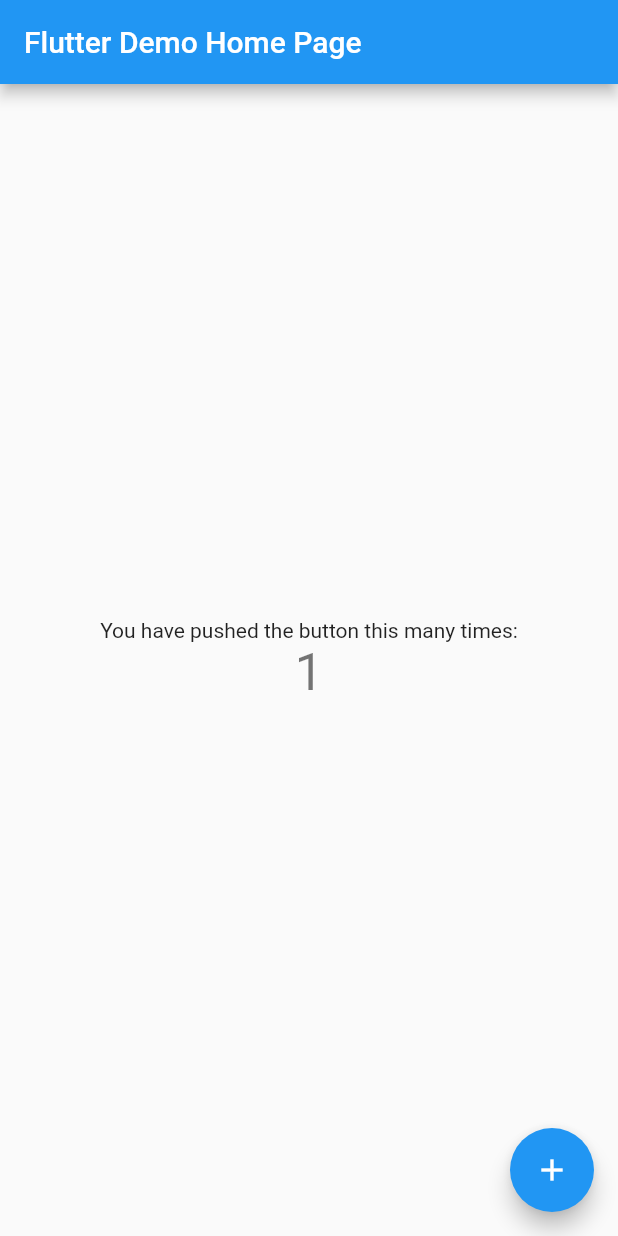
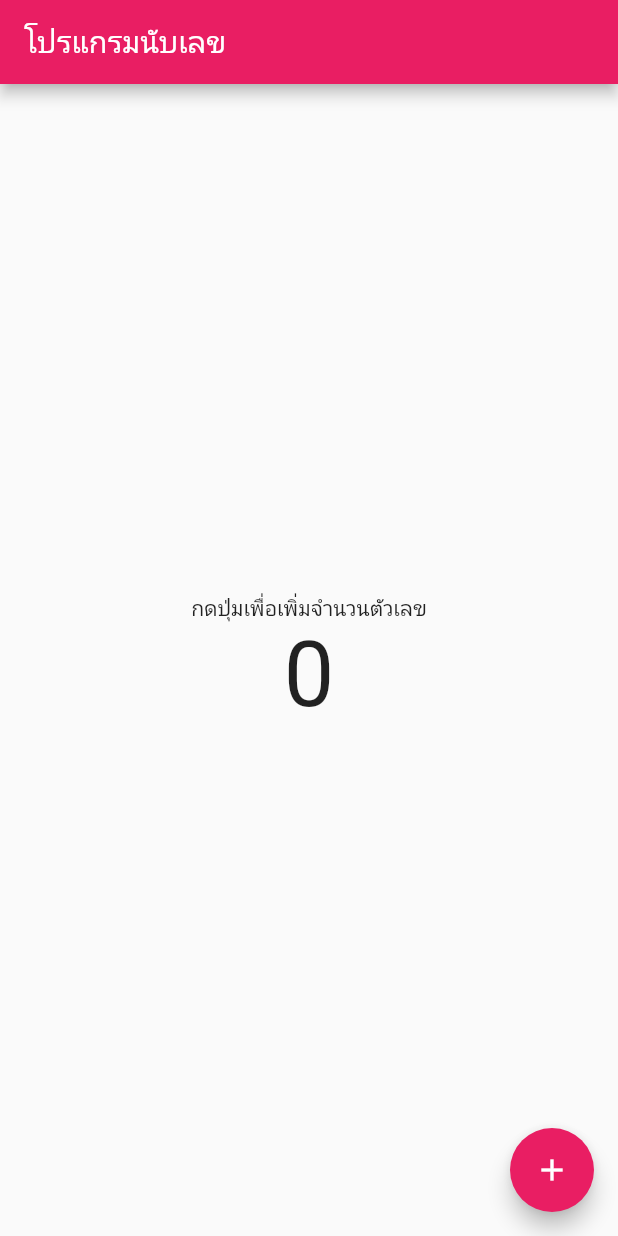
Before and after one commit to siraphak/basic_flutter, a Flutter app: the screen it shows after launch, after a tap on the "add" icon, on a phone screen of 412 x 824 dp. Run offline on Flutter 3.47's test engine with Material 2 defaults, Android fonts, the phone set to English and light mode, and no system bars.

Commit message:
update picture

```diff
--- a/lib/main.dart
+++ b/lib/main.dart
@@ -4,114 +4,44 @@ void main() {
   runApp(MyApp());
 }
 
+//สร้าง Widget
 class MyApp extends StatelessWidget {
-  // This widget is the root of your application.
   @override
   Widget build(BuildContext context) {
     return MaterialApp(
-      title: 'Flutter Demo',
-      theme: ThemeData(
-        // This is the theme of your application.
-        //
-        // Try running your application with "flutter run". You'll see the
-        // application has a blue toolbar. Then, without quitting the app, try
-        // changing the primarySwatch below to Colors.green and then invoke
-        // "hot reload" (press "r" in the console where you ran "flutter run",
-        // or simply save your changes to "hot reload" in a Flutter IDE).
-        // Notice that the counter didn't reset back to zero; the application
-        // is not restarted.
-        primarySwatch: Colors.blue,
-        // This makes the visual density adapt to the platform that you run
-        // the app on. For desktop platforms, the controls will be smaller and
-        // closer together (more dense) than on mobile platforms.
-        visualDensity: VisualDensity.adaptivePlatformDensity,
-      ),
-      home: MyHomePage(title: 'Flutter Demo Home Page'),
+      title: "My app",
+      home: MyHomePage(),
+      theme: ThemeData(primarySwatch: Colors.pink),
     );
   }
 }
 
 class MyHomePage extends StatefulWidget {
-  MyHomePage({Key key, this.title}) : super(key: key);
-
-  // This widget is the home page of your application. It is stateful, meaning
-  // that it has a State object (defined below) that contains fields that affect
-  // how it looks.
-
-  // This class is the configuration for the state. It holds the values (in this
-  // case the title) provided by the parent (in this case the App widget) and
-  // used by the build method of the State. Fields in a Widget subclass are
-  // always marked "final".
-
-  final String title;
-
   @override
   _MyHomePageState createState() => _MyHomePageState();
 }
 
 class _MyHomePageState extends State<MyHomePage> {
-  int _counter = 0;
-
-  void _incrementCounter() {
-    setState(() {
-      // This call to setState tells the Flutter framework that something has
-      // changed in this State, which causes it to rerun the build method below
-      // so that the display can reflect the updated values. If we changed
-      // _counter without calling setState(), then the build method would not be
-      // called again, and so nothing would appear to happen.
-      _counter++;
-    });
-  }
+  int number = 0; //การสร้าง State
 
   @override
   Widget build(BuildContext context) {
-    // This method is rerun every time setState is called, for instance as done
-    // by the _incrementCounter method above.
-    //
-    // The Flutter framework has been optimized to make rerunning build methods
-    // fast, so that you can just rebuild anything that needs updating rather
-    // than having to individually change instances of widgets.
     return Scaffold(
       appBar: AppBar(
-        // Here we take the value from the MyHomePage object that was created by
-        // the App.build method, and use it to set our appbar title.
-        title: Text(widget.title),
+        title: Text("โปรแกรมนับเลข"),
       ),
       body: Center(
-        // Center is a layout widget. It takes a single child and positions it
-        // in the middle of the parent.
-        child: Column(
-          // Column is also a layout widget. It takes a list of children and
-          // arranges them vertically. By default, it sizes itself to fit its
-          // children horizontally, and tries to be as tall as its parent.
-          //
-          // Invoke "debug painting" (press "p" in the console, choose the
-          // "Toggle Debug Paint" action from the Flutter Inspector in Android
-          // Studio, or the "Toggle Debug Paint" command in Visual Studio Code)
-          // to see the wireframe for each widget.
-          //
-          // Column has various properties to control how it sizes itself and
-          // how it positions its children. Here we use mainAxisAlignment to
-          // center the children vertically; the main axis here is the vertical
-          // axis because Columns are vertical (the cross axis would be
-          // horizontal).
-          mainAxisAlignment: MainAxisAlignment.center,
-          children: <Widget>[
-            Text(
-              'You have pushed the button this many times:',
-            ),
-            Text(
-              '$_counter',
-              style: Theme.of(context).textTheme.headline4,
-            ),
-          ],
-        ),
+          child: Column(
+        mainAxisAlignment: MainAxisAlignment.center,
+        children: [
+          Text("กดปุ่มเพื่อเพิ่มจำนวนตัวเลข"),
+          Text(number.toString(), style: TextStyle(fontSize: 60)),
+        ],
+      )),
+      floatingActionButton: FloatingActionButton(
+        onPressed: () {},
+        child: Icon(Icons.add),
       ),
-      floatingActionButton: FloatingActionButton(
-        onPressed: _incrementCounter,
-        tooltip: 'Increment',
-        child: Icon(Icons.add),
-      ), // This trailing comma makes auto-formatting nicer for build methods.
     );
   }
 }
```
Also changed, not shown: image/oczer.JPG (added), 7 other files.
